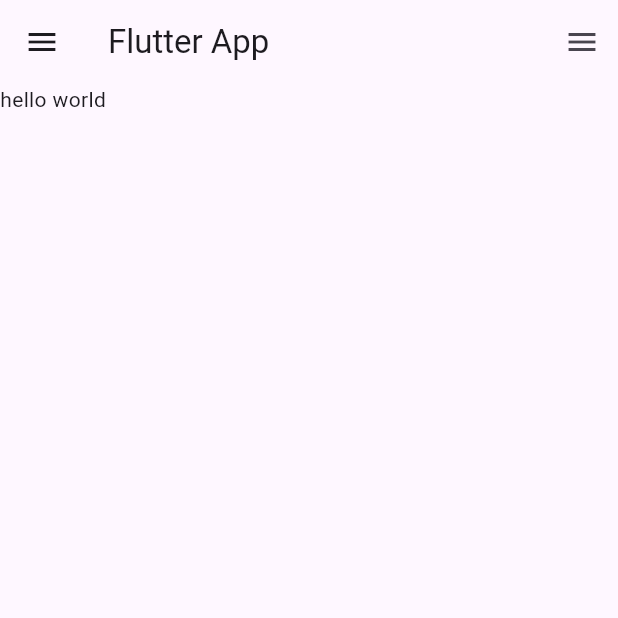
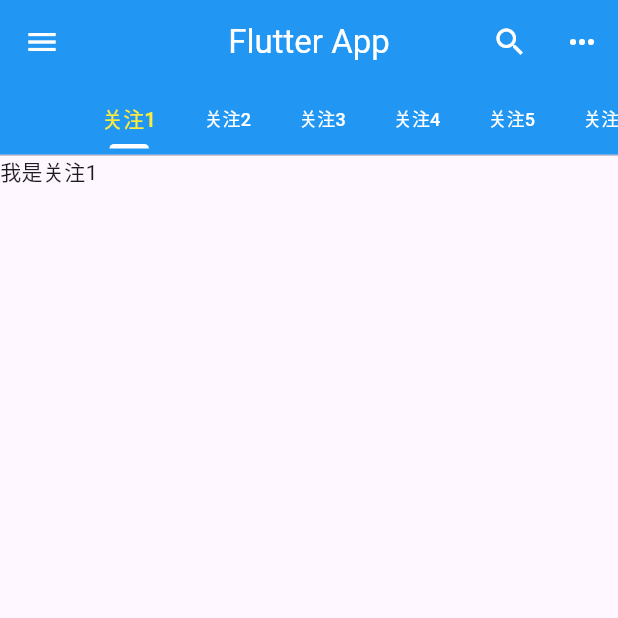
Before and after one commit to Mhua99/flutter_project, a Flutter app: the screen it shows after launch, on a phone screen of 412 x 824 dp, the top half of it. Run offline on Flutter 3.47's test engine with Material 3 defaults, Android fonts, the phone set to English and light mode, and no system bars; our stand-ins replace dio, readmore.

Commit message:
feat: demo08

```diff
--- /dev/null
+++ b/lib/demo08/main.dart
@@ -0,0 +1,131 @@
+import 'package:flutter/material.dart';
+
+class MyApp extends StatelessWidget {
+  const MyApp({super.key});
+
+  @override
+  Widget build(BuildContext context) {
+    return MaterialApp(
+      debugShowCheckedModeBanner: false,
+      title: 'Flutter Demo',
+      theme: ThemeData(primarySwatch: Colors.blue),
+      home: _HomePage(),
+    );
+  }
+}
+
+class _HomePage extends StatefulWidget {
+  const _HomePage({super.key});
+
+  @override
+  State<_HomePage> createState() => _HomePageState();
+}
+
+class _HomePageState extends State<_HomePage>
+    with SingleTickerProviderStateMixin {
+  // _tabController 是用来关联 TabBar 和 TabBarView 的控制器
+  late TabController _tabController;
+
+  @override
+  void initState() {
+    super.initState();
+    _tabController = TabController(length: 9, vsync: this);
+  }
+
+  @override
+  Widget build(BuildContext context) {
+    return Scaffold(
+      appBar: AppBar(
+        leading: IconButton(
+          // 左侧的按钮图标
+          icon: Icon(Icons.menu),
+          onPressed: () {
+            print("左侧的按钮图标");
+          },
+        ),
+        // 导航背景颜色
+        backgroundColor: Colors.blue,
+        // 文字颜色
+        foregroundColor: Colors.white,
+        // 标题
+        title: Text("Flutter App"),
+        // 居中
+        centerTitle: true,
+        actions: [
+          //右侧的按钮图标
+          IconButton(
+            icon: Icon(Icons.search),
+            onPressed: () {
+              print("搜索图标");
+            },
+          ),
+          IconButton(
+            icon: Icon(Icons.more_horiz),
+            onPressed: () {
+              print("更多");
+            },
+          ),
+        ],
+        bottom: TabBar(
+          // 是否可滚动
+          isScrollable: true,
+          // 下方指示器颜色
+          indicatorColor: Colors.white,
+          // 下方指示器高度
+          indicatorWeight: 2,
+          indicatorPadding: EdgeInsets.all(5),
+          // 选中文字下方横线的长度
+          // indicatorSize:TabBarIndicatorSize.tab,
+          // 选中文字颜色
+          labelColor: Colors.yellow,
+          // 未选中文字颜色
+          unselectedLabelColor: Colors.white,
+          // 选中文字
+          labelStyle: TextStyle(fontSize: 14),
+          // 未选中文字
+          unselectedLabelStyle: TextStyle(fontSize: 12),
+          // indicator: BoxDecoration(
+          //   color: Colors.red,
+          //   borderRadius: BorderRadius.circular(10),
+          // ),
+          controller: _tabController,
+          tabs: [
+            Tab(child: Text("关注1")),
+            Tab(child: Text("关注2")),
+            Tab(child: Text("关注3")),
+            Tab(child: Text("关注4")),
+            Tab(child: Text("关注5")),
+            Tab(child: Text("关注6")),
+            Tab(child: Text("关注7")),
+            Tab(child: Text("关注8")),
+            Tab(child: Text("关注9")),
+          ],
+        ),
+      ),
+      body: TabBarView(
+        controller: _tabController,
+        children: [
+          Text("我是关注1"),
+          Text("我是关注2"),
+          Text("我是关注3"),
+          Text("我是关注4"),
+          Text("我是关注5"),
+          Text("我是关注6"),
+          Text("我是关注7"),
+          ListView(
+            children: [
+              ListTile(title: Text("我是热门列表")),
+              ListTile(title: Text("我是热门列表")),
+              ListTile(title: Text("我是热门列表")),
+              ListTile(title: Text("我是热门列表")),
+              ListTile(title: Text("我是热门列表")),
+              ListTile(title: Text("我是热门列表")),
+              ListTile(title: Text("我是热门列表")),
+            ],
+          ),
+          ListView(children: [ListTile(title: Text("我是视频列表"))]),
+        ],
+      ),
+    );
+  }
+}
--- a/lib/main.dart
+++ b/lib/main.dart
@@ -1,5 +1,5 @@
 import 'package:flutter/material.dart';
-import "./demo07/main.dart";
+import "./demo08/main.dart";
 
 void main() {
   runApp(const MyApp());
```
Also changed, not shown: images/8-1.png (added), 1 other file.
